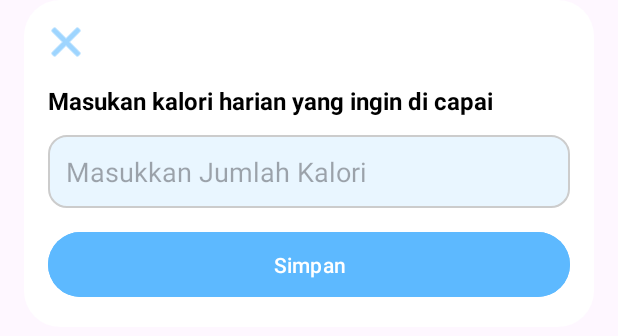
After one commit to alifnrhman/sehatbersama, an Android app: the layout dialog_kalori_popup.xml on its own in the app's theme, with its tools: preview values and no code run, on a phone screen of 412 x 824 dp. The commit adds this screen. Shown: the top 336 px of the screen. Run offline under Robolectric (Android 15) with nearby library versions, the phone set to English and light mode, and no system bars.

Commit message:
modal di kalori page dan menambah frame layout di modal homepage

```diff
--- /dev/null
+++ b/app/src/main/res/layout/dialog_kalori_popup.xml
@@ -0,0 +1,73 @@
+<FrameLayout xmlns:android="http://schemas.android.com/apk/res/android"
+    android:layout_width="match_parent"
+    android:layout_height="wrap_content"
+    android:layout_marginStart="16dp"
+    android:layout_marginEnd="16dp">
+
+    <ScrollView
+        xmlns:app="http://schemas.android.com/apk/res-auto"
+        xmlns:tools="http://schemas.android.com/tools"
+        android:layout_width="match_parent"
+        android:layout_height="wrap_content"
+        android:padding="16dp"
+        android:background="@drawable/popup_background"
+        android:fillViewport="true">
+
+        <RelativeLayout
+            android:layout_width="match_parent"
+            android:layout_height="wrap_content">
+
+            <!-- Tombol Close -->
+            <ImageButton
+                android:id="@+id/btnClose"
+                android:layout_width="24dp"
+                android:layout_height="24dp"
+                android:layout_alignParentStart="true"
+                android:layout_marginBottom="8dp"
+                android:background="@android:color/transparent"
+                android:contentDescription="Tutup"
+                android:src="@android:drawable/ic_menu_close_clear_cancel"
+                app:tint="#5DB9FF"
+                tools:ignore="TouchTargetSizeCheck" />
+
+            <!-- Konten Form -->
+            <LinearLayout
+                android:id="@+id/formContainer"
+                android:orientation="vertical"
+                android:layout_width="match_parent"
+                android:layout_height="wrap_content"
+                android:layout_below="@id/btnClose"
+                android:layout_marginTop="8dp">
+
+                <TextView
+                    android:text="Masukan kalori harian yang ingin di capai"
+                    android:textStyle="bold"
+                    android:textSize="16sp"
+                    android:layout_marginBottom="12dp"
+                    android:textColor="#000000"
+                    android:layout_width="wrap_content"
+                    android:layout_height="wrap_content" />
+
+                <EditText
+                    android:id="@+id/targetCarb"
+                    android:hint="Masukkan Jumlah Kalori"
+                    android:layout_width="match_parent"
+                    android:layout_height="wrap_content"
+                    android:inputType="numberDecimal"
+                    android:background="@drawable/edittext_background"
+                    android:padding="12dp"
+                    android:layout_marginBottom="12dp" />
+
+                <Button
+                    android:id="@+id/btnSave"
+                    android:text="Simpan"
+                    android:layout_width="match_parent"
+                    android:layout_height="wrap_content"
+                    android:backgroundTint="#5DB9FF"
+                    android:textColor="#FFFFFF"
+                    android:padding="12dp" />
+            </LinearLayout>
+
+        </RelativeLayout>
+    </ScrollView>
+</FrameLayout>
```
Also changed, not shown: app/src/main/AndroidManifest.xml (+7 -4 lines), app/src/main/java/com/example/sehatbersama/KaloriPage.java (+37 -0 lines), app/src/main/res/layout/dialog_nutrition_popup.xml (+8 -1 lines).
